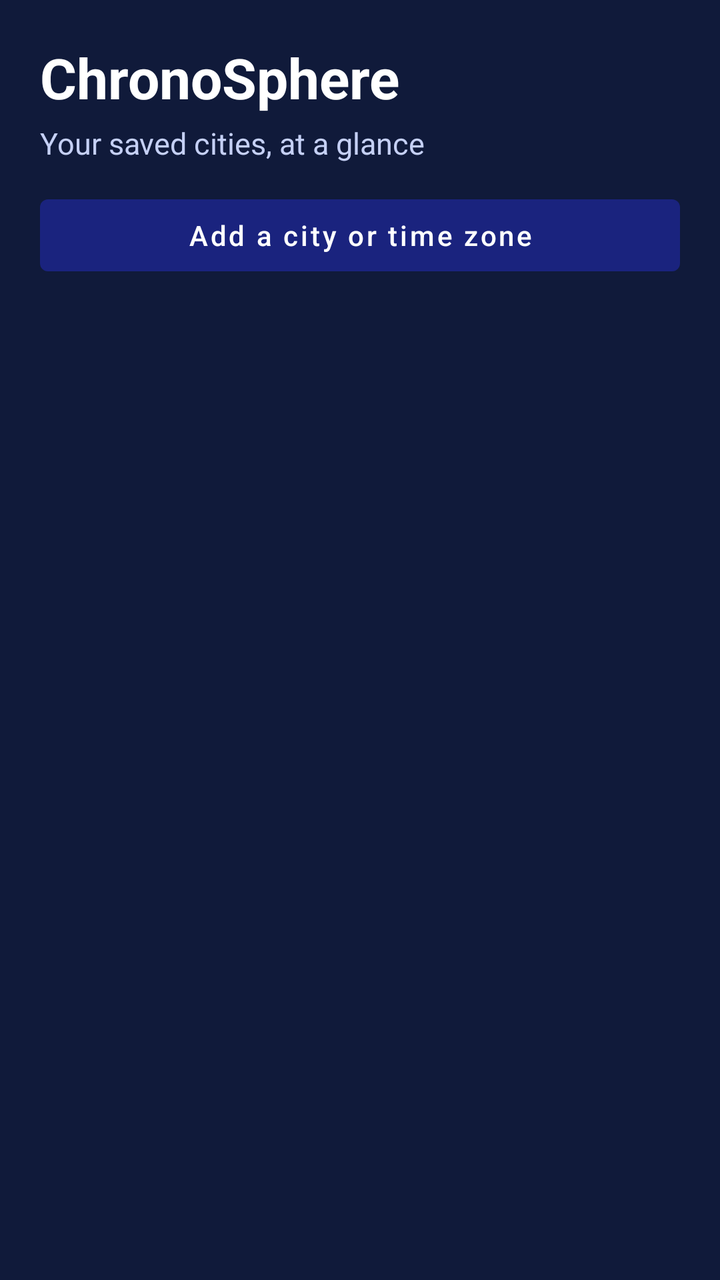
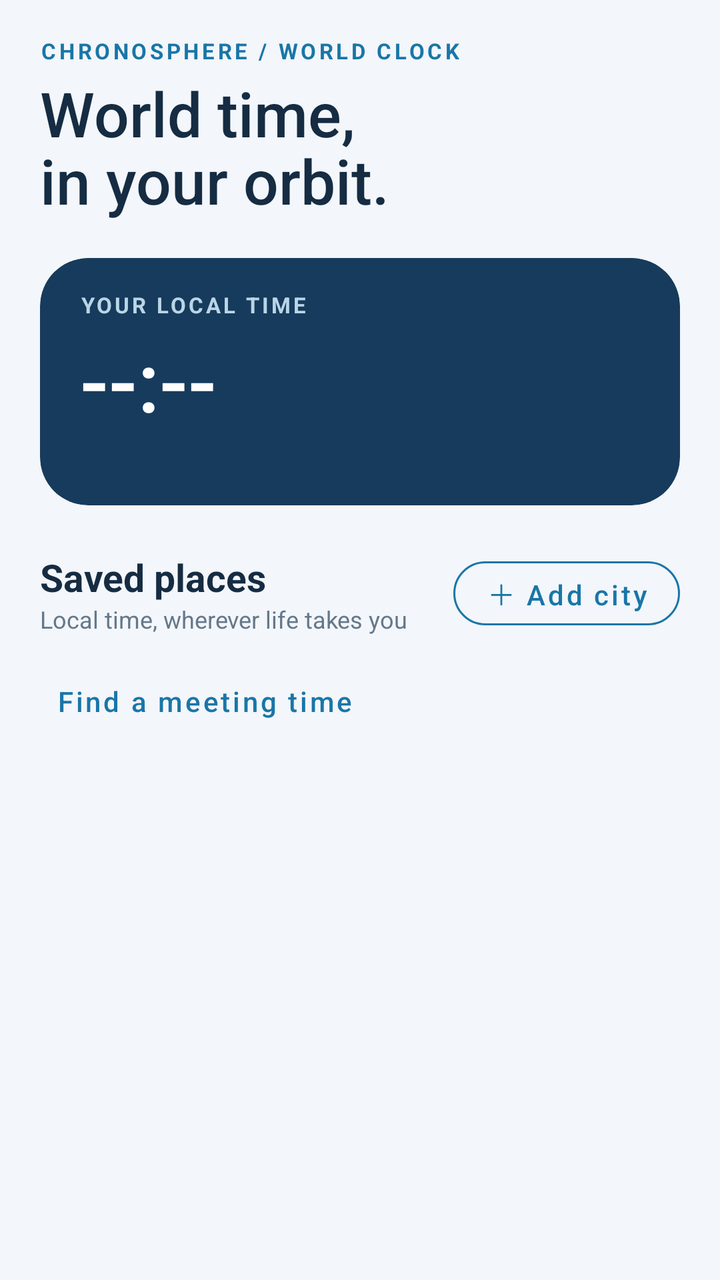

Two renders of the same Android screen: before a commit and after it. Below are the layout's source before the change and the commit's diff.
<!-- AndroidManifest.xml: activity theme Theme.WorldClockApp -->
<!-- res/layout/activity_main.xml -->
<?xml version="1.0" encoding="utf-8"?>
<LinearLayout xmlns:android="http://schemas.android.com/apk/res/android"
    android:layout_width="match_parent"
    android:layout_height="match_parent"
    android:orientation="vertical"
    android:background="#101A3A"
    android:padding="20dp">

    <TextView
        android:id="@+id/titleText"
        android:layout_width="match_parent"
        android:layout_height="wrap_content"
        android:text="ChronoSphere"
        android:textColor="#FFFFFF"
        android:textSize="28sp"
        android:textStyle="bold" />

    <TextView
        android:layout_width="match_parent"
        android:layout_height="wrap_content"
        android:layout_marginTop="4dp"
        android:layout_marginBottom="12dp"
        android:text="Your saved cities, at a glance"
        android:textColor="#C5D0F5"
        android:textSize="15sp" />

    <Button
        android:id="@+id/addCityButton"
        android:layout_width="match_parent"
        android:layout_height="wrap_content"
        android:layout_marginBottom="12dp"
        android:text="Add a city or time zone"
        android:textAllCaps="false" />

    <TextView
        android:id="@+id/emptyMessage"
        android:layout_width="match_parent"
        android:layout_height="wrap_content"
        android:gravity="center"
        android:padding="24dp"
        android:text="Add a city to start your world clock."
        android:textColor="#FFFFFF"
        android:visibility="gone" />

    <ScrollView
        android:layout_width="match_parent"
        android:layout_height="0dp"
        android:layout_weight="1"
        android:fillViewport="true">

        <LinearLayout
            android:id="@+id/cityContainer"
            android:layout_width="match_parent"
            android:layout_height="wrap_content"
            android:orientation="vertical" />
    </ScrollView>
</LinearLayout>
<!-- resources referenced by this layout -->
<resources>
  <style name="Theme.WorldClockApp" parent="Theme.MaterialComponents.DayNight.DarkActionBar">
          <item name="colorPrimary">#1a237e</item>
          <item name="colorPrimaryVariant">#1a237e</item>
          <item name="colorOnPrimary">#ffffff</item>
          <item name="android:statusBarColor">#1a237e</item>
      </style>
</resources>

<!-- the commit's change to res/layout/activity_main.xml (unified diff, before → after) -->
@@ -1,36 +1,126 @@
 <?xml version="1.0" encoding="utf-8"?>
 <LinearLayout xmlns:android="http://schemas.android.com/apk/res/android"
+    xmlns:app="http://schemas.android.com/apk/res-auto"
     android:layout_width="match_parent"
     android:layout_height="match_parent"
     android:orientation="vertical"
-    android:background="#101A3A"
-    android:padding="20dp">
+    android:paddingStart="20dp"
+    android:paddingTop="18dp"
+    android:paddingEnd="20dp">
+
+    <TextView
+        android:layout_width="wrap_content"
+        android:layout_height="wrap_content"
+        android:letterSpacing="0.14"
+        android:text="@string/brand_label"
+        android:textColor="@color/chrono_accent"
+        android:textSize="11sp"
+        android:textStyle="bold" />
 
     <TextView
         android:id="@+id/titleText"
         android:layout_width="match_parent"
         android:layout_height="wrap_content"
-        android:text="ChronoSphere"
-        android:textColor="#FFFFFF"
-        android:textSize="28sp"
-        android:textStyle="bold" />
+        android:layout_marginTop="3dp"
+        android:text="@string/hero_title"
+        android:textColor="@color/chrono_text"
+        android:textSize="31sp"
+        android:fontFamily="sans-serif-medium"
+        android:lineSpacingExtra="-3dp" />
 
-    <TextView
+    <com.google.android.material.card.MaterialCardView
         android:layout_width="match_parent"
         android:layout_height="wrap_content"
-        android:layout_marginTop="4dp"
-        android:layout_marginBottom="12dp"
-        android:text="Your saved cities, at a glance"
-        android:textColor="#C5D0F5"
-        android:textSize="15sp" />
+        android:layout_marginTop="18dp"
+        app:cardBackgroundColor="@color/chrono_hero"
+        app:cardCornerRadius="24dp"
+        app:cardElevation="0dp">
 
-    <Button
-        android:id="@+id/addCityButton"
+        <LinearLayout
+            android:layout_width="match_parent"
+            android:layout_height="wrap_content"
+            android:orientation="vertical"
+            android:paddingStart="20dp"
+            android:paddingTop="16dp"
+            android:paddingEnd="20dp"
+            android:paddingBottom="17dp">
+
+            <TextView
+                android:layout_width="wrap_content"
+                android:layout_height="wrap_content"
+                android:letterSpacing="0.12"
+                android:text="@string/local_time_title"
+                android:textColor="@color/chrono_hero_muted"
+                android:textSize="11sp"
+                android:textStyle="bold" />
+
+            <TextView
+                android:id="@+id/localTimeText"
+                android:layout_width="match_parent"
+                android:layout_height="wrap_content"
+                android:layout_marginTop="2dp"
+                android:fontFamily="sans-serif-medium"
+                android:text="@string/time_placeholder"
+                android:textColor="@color/chrono_hero_text"
+                android:textSize="42sp" />
+
+            <TextView
+                android:id="@+id/localDateText"
+                android:layout_width="match_parent"
+                android:layout_height="wrap_content"
+                android:textColor="@color/chrono_hero_muted"
+                android:textSize="13sp" />
+        </LinearLayout>
+    </com.google.android.material.card.MaterialCardView>
+
+    <LinearLayout
         android:layout_width="match_parent"
         android:layout_height="wrap_content"
-        android:layout_marginBottom="12dp"
-        android:text="Add a city or time zone"
-        android:textAllCaps="false" />
+        android:layout_marginTop="22dp"
+        android:layout_marginBottom="10dp"
+        android:gravity="center_vertical"
+        android:orientation="horizontal">
+
+        <LinearLayout
+            android:layout_width="0dp"
+            android:layout_height="wrap_content"
+            android:layout_weight="1"
+            android:orientation="vertical">
+            <TextView
+                android:layout_width="wrap_content"
+                android:layout_height="wrap_content"
+                android:text="@string/saved_places_title"
+                android:textColor="@color/chrono_text"
+                android:textSize="19sp"
+                android:textStyle="bold" />
+            <TextView
+                android:layout_width="wrap_content"
+                android:layout_height="wrap_content"
+                android:text="@string/saved_places_subtitle"
+                android:textColor="@color/chrono_muted"
+                android:textSize="12sp" />
+        </LinearLayout>
+
+        <com.google.android.material.button.MaterialButton
+            android:id="@+id/addCityButton"
+            style="@style/Widget.MaterialComponents.Button.OutlinedButton"
+            android:layout_width="wrap_content"
+            android:layout_height="44dp"
+            android:text="@string/add_city"
+            android:textAllCaps="false"
+            android:textColor="@color/chrono_accent"
+            app:cornerRadius="16dp"
+            app:strokeColor="@color/chrono_accent" />
+    </LinearLayout>
+
+    <com.google.android.material.button.MaterialButton
+        android:id="@+id/meetingPlannerButton"
+        style="@style/Widget.MaterialComponents.Button.TextButton"
+        android:layout_width="wrap_content"
+        android:layout_height="44dp"
+        android:text="@string/meeting_planner"
+        android:textAllCaps="false"
+        android:textColor="@color/chrono_accent" />
 
     <TextView
         android:id="@+id/emptyMessage"
@@ -38,15 +128,17 @@
         android:layout_height="wrap_content"
         android:gravity="center"
         android:padding="24dp"
-        android:text="Add a city to start your world clock."
-        android:textColor="#FFFFFF"
+        android:text="@string/empty_clock"
+        android:textColor="@color/chrono_muted"
         android:visibility="gone" />
 
     <ScrollView
         android:layout_width="match_parent"
         android:layout_height="0dp"
         android:layout_weight="1"
-        android:fillViewport="true">
+        android:clipToPadding="false"
+        android:fillViewport="true"
+        android:paddingBottom="12dp">
 
         <LinearLayout
             android:id="@+id/cityContainer"
<!-- resource entries referenced after the edit -->
@@ -1,10 +1,30 @@
 <!-- resources referenced by this layout -->
 <resources>
-  <style name="Theme.WorldClockApp" parent="Theme.MaterialComponents.DayNight.DarkActionBar">
-          <item name="colorPrimary">#1a237e</item>
-          <item name="colorPrimaryVariant">#1a237e</item>
+  <color name="chrono_accent">#1976A7</color>
+  <color name="chrono_hero">#173B5C</color>
+  <color name="chrono_hero_muted">#B9D5E7</color>
+  <color name="chrono_hero_text">#FFFFFF</color>
+  <color name="chrono_muted">#64788A</color>
+  <color name="chrono_text">#152C42</color>
+  <string name="add_city">＋ Add city</string>
+  <string name="brand_label">CHRONOSPHERE / WORLD CLOCK</string>
+  <string name="empty_clock">Your clock is empty. Add a city to get started.</string>
+  <string name="hero_title">World time,\nin your orbit.</string>
+  <string name="local_time_title">YOUR LOCAL TIME</string>
+  <string name="meeting_planner">Find a meeting time</string>
+  <string name="saved_places_subtitle">Local time, wherever life takes you</string>
+  <string name="saved_places_title">Saved places</string>
+  <string name="time_placeholder">--:--</string>
+  <style name="Theme.WorldClockApp" parent="Theme.MaterialComponents.DayNight.NoActionBar">
+          <item name="colorPrimary">#173B5C</item>
+          <item name="colorPrimaryVariant">#102D46</item>
           <item name="colorOnPrimary">#ffffff</item>
-          <item name="android:statusBarColor">#1a237e</item>
+          <item name="colorSecondary">#1976A7</item>
+          <item name="colorOnSecondary">#ffffff</item>
+          <item name="android:statusBarColor">#102D46</item>
+          <item name="android:windowLightStatusBar">false</item>
+          <item name="android:windowBackground">@color/chrono_background</item>
       </style>
+  <color name="chrono_background">#F3F6FA</color>
 </resources>
 
